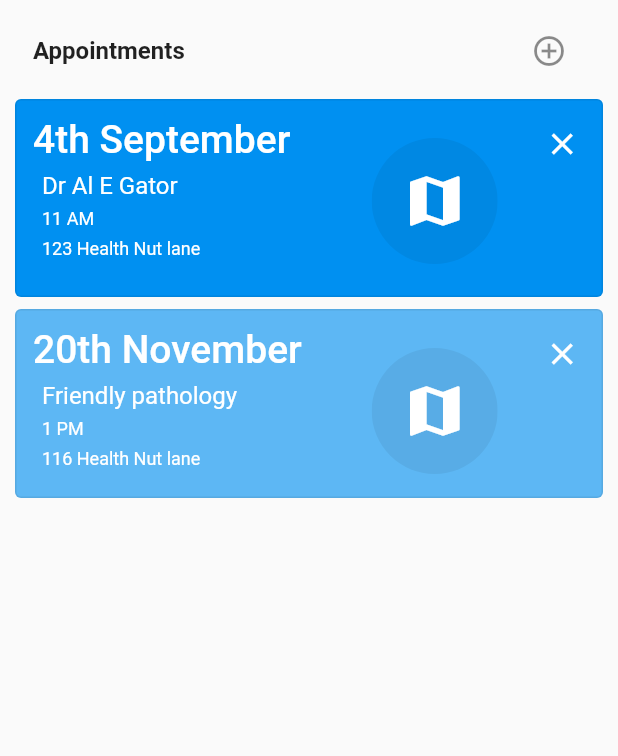
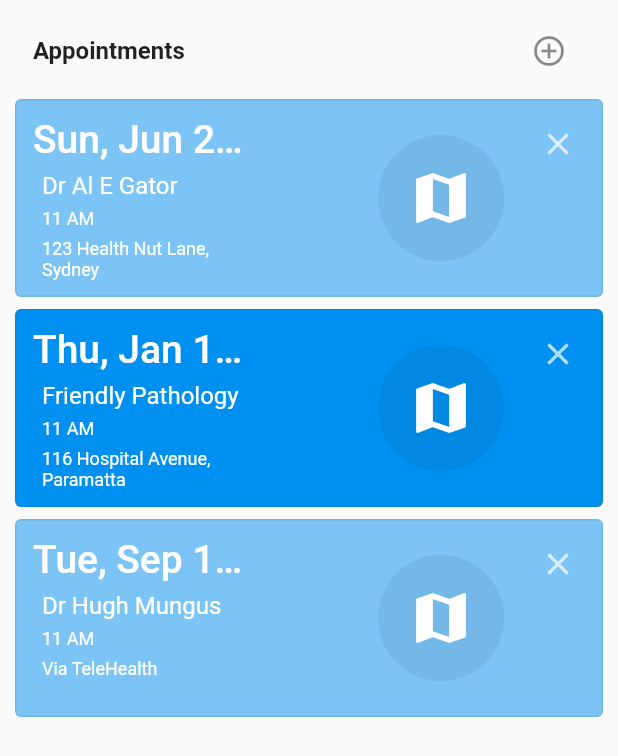
Before and after one commit to medicamina/ui, a Flutter app: the MedicaminaDashAppointmentWidget screen opened directly, on a phone screen of 412 x 824 dp. Shown: the top 756 px of the screen. Run offline on Flutter 3.47's test engine with Material 2 defaults, Android fonts, the phone set to English and light mode, and no system bars; our stand-ins replace community_material_icon, date_time_picker, firebase_core, fl_chart, flutter_modular, flutter_svg and 5 more; missing offline and left inert: booking_calendar, graphview, syncfusion_flutter_maps; accounts and stored records are empty.

Commit message:
UI update

```diff
--- a/lib/dash/appointment/next/widget.dart
+++ b/lib/dash/appointment/next/widget.dart
@@ -1,7 +1,35 @@
 import 'package:flutter/material.dart';
 import 'package:flutter_modular/flutter_modular.dart';
+import 'package:url_launcher/url_launcher.dart';
 import 'package:medicamina_ui/states.dart';
-import 'package:url_launcher/url_launcher.dart';
+import 'package:intl/intl.dart';
+
+class MedicaminaAppointment {
+  late final DateTime date;
+  late final String drName;
+  late final String address;
+  late bool newest = false;
+
+  MedicaminaAppointment(
+      {required this.date, required this.drName, required this.address});
+
+  setNewest(bool isNewest) {
+    newest = isNewest;
+  }
+
+  getNewest() {
+    return newest;
+  }
+
+  getDate() {
+    String suffix = 'th';
+    final int digit = date.day % 10;
+    if ((digit > 0 && digit < 4) && (date.day < 11 || date.day > 13)) {
+      suffix = <String>['st', 'nd', 'rd'][digit - 1];
+    }
+    return DateFormat("E, MMM d'$suffix' yyyy").format(date);
+  }
+}
 
 class MedicaminaDashAppointmentNextWidget extends StatefulWidget {
   const MedicaminaDashAppointmentNextWidget({Key? key}) : super(key: key);
@@ -13,8 +41,35 @@ class MedicaminaDashAppointmentNextWidget extends StatefulWidget {
 
 class _MedicaminaDashAppointmentNextWidgetState
     extends State<MedicaminaDashAppointmentNextWidget> {
+  List<MedicaminaAppointment> appointments = [
+    MedicaminaAppointment(
+        date: DateTime(2022, 6, 26, 10, 30, 0, 0, 0),
+        drName: 'Dr Al E Gator',
+        address: '123 Health Nut Lane, Sydney'),
+    MedicaminaAppointment(
+        date: DateTime(2021, 1, 14, 16, 15, 0, 0, 0),
+        drName: 'Friendly Pathology',
+        address: '116 Hospital Avenue, Paramatta'),
+    MedicaminaAppointment(
+        date: DateTime(2023, 9, 12, 11, 45, 0, 0, 0),
+        drName: 'Dr Hugh Mungus',
+        address: 'Via TeleHealth'),
+  ];
+
   @override
   Widget build(BuildContext context) {
+    if (appointments.isNotEmpty) {
+      MedicaminaAppointment element =
+          MedicaminaAppointment(address: '1', date: DateTime(3000), drName: '');
+      for (var i in appointments) {
+        var isNewer = i.date.compareTo(element.date);
+        if (isNewer <= -1) {
+          element = i;
+        }
+      }
+      appointments[appointments.indexOf(element)].setNewest(true);
+    }
+
     return Column(
       children: [
         ListTile(
@@ -55,14 +110,29 @@ class _MedicaminaDashAppointmentNextWidgetState
             ],
           ),
         ),
-        SizedBox(
+        for (var i in appointments) _MedicaminaDashAppointmentWidget(i)
+      ],
+    );
+  }
+}
+
+class _MedicaminaDashAppointmentWidget extends StatelessWidget {
+  MedicaminaAppointment _MedicaminaAppointment;
+
+  _MedicaminaDashAppointmentWidget(this._MedicaminaAppointment);
+
+  @override
+  Widget build(BuildContext context) {
+    return SizedBox(
       height: MediaQuery.of(context).size.width >= 500
           ? 128
           : MediaQuery.of(context).size.width >= 300
               ? 140
               : 160,
       child: Card(
-            color: Theme.of(context).colorScheme.primary,
+        color: _MedicaminaAppointment.getNewest()
+            ? Theme.of(context).colorScheme.primary
+            : Theme.of(context).colorScheme.primary.withAlpha(130),
         shape: RoundedRectangleBorder(
           side: BorderSide(
             color: Theme.of(context).colorScheme.onSurface.withAlpha(20),
@@ -76,7 +146,6 @@ class _MedicaminaDashAppointmentNextWidgetState
             crossAxisAlignment: CrossAxisAlignment.start,
             children: [
               Expanded(
-                    flex: 10,
                 child: Column(
                   crossAxisAlignment: CrossAxisAlignment.start,
                   mainAxisAlignment: MainAxisAlignment.start,
@@ -84,7 +153,7 @@ class _MedicaminaDashAppointmentNextWidgetState
                     Padding(
                       padding: const EdgeInsets.all(6),
                       child: Text(
-                            '4th September',
+                        _MedicaminaAppointment.getDate(),
                         overflow: TextOverflow.ellipsis,
                         style: Theme.of(context)
                             .textTheme
@@ -95,7 +164,7 @@ class _MedicaminaDashAppointmentNextWidgetState
                     Padding(
                       padding: const EdgeInsets.only(left: 12),
                       child: Text(
-                            'Dr Al E Gator',
+                        _MedicaminaAppointment.drName,
                         style: Theme.of(context)
                             .textTheme
                             .bodySmall
@@ -115,7 +184,7 @@ class _MedicaminaDashAppointmentNextWidgetState
                     Padding(
                       padding: const EdgeInsets.only(left: 12, top: 6),
                       child: Text(
-                            '123 Health Nut lane',
+                        _MedicaminaAppointment.address,
                         style: Theme.of(context)
                             .textTheme
                             .bodySmall
@@ -126,31 +195,23 @@ class _MedicaminaDashAppointmentNextWidgetState
                 ),
               ),
               Expanded(
-                    flex: 6,
                 child: Column(
                   crossAxisAlignment: CrossAxisAlignment.end,
+                  mainAxisAlignment: MainAxisAlignment.center,
                   children: [
-                        Container(
-                          margin: EdgeInsets.only(
-                              top: MediaQuery.of(context).size.width >= 500
-                                  ? 8
-                                  : MediaQuery.of(context).size.width >= 300
-                                      ? 20
-                                      : 44,
-                              right: MediaQuery.of(context).size.width >= 300
-                                  ? 22
-                                  : 2),
+                    Tooltip(
+                      verticalOffset: 34,
+                      message: 'Get directions',
                       child: SizedBox.fromSize(
                         size: const Size(84, 84),
                         child: ClipOval(
                           child: Material(
-                                color:
-                                    Theme.of(context).hoverColor.withAlpha(15),
+                            color: Theme.of(context).hoverColor.withAlpha(15),
                             child: InkWell(
                               radius: 84,
                               onTap: () async {
                                 String address = Uri.encodeComponent(
-                                        '123 Health Nut Lane, Sydney');
+                                    _MedicaminaAppointment.address);
                                 var googleUrl = Uri(
                                     scheme: 'https',
                                     host: 'www.google.com',
@@ -179,166 +240,30 @@ class _MedicaminaDashAppointmentNextWidgetState
                   ],
                 ),
               ),
-                  Expanded(
-                    flex: 2,
-                    child: Column(
-                      crossAxisAlignment: CrossAxisAlignment.end,
+              SizedBox(
+                width: 12,
+              ),
+              Column(
+                children: [
+                  Row(
+                    mainAxisAlignment: MainAxisAlignment.end,
                     children: [
                       IconButton(
+                        tooltip: 'Cancel',
                         icon: const Icon(
                           Icons.close,
-                            color: Colors.white,
+                          color: Colors.white70,
                         ),
                         onPressed: () {},
                       ),
                     ],
                   ),
+                ],
               ),
             ],
           ),
         ),
       ),
-        ),
-        SizedBox(
-          height: MediaQuery.of(context).size.width >= 500
-              ? 128
-              : MediaQuery.of(context).size.width >= 300
-                  ? 134
-                  : 160,
-          child: Card(
-            color: Theme.of(context).colorScheme.primary.withAlpha(160),
-            shape: RoundedRectangleBorder(
-              side: BorderSide(
-                color: Theme.of(context).colorScheme.onSurface.withAlpha(20),
-              ),
-              borderRadius: const BorderRadius.all(Radius.circular(4)),
-            ),
-            elevation: 0,
-            child: InkWell(
-              // ????????????? SHOULD THE CARD BE AN INKWELL TO CANCEL THE APPOINTMENT?
-              child: Padding(
-                padding: const EdgeInsets.all(6),
-                child: Row(
-                  crossAxisAlignment: CrossAxisAlignment.start,
-                  children: [
-                    Expanded(
-                      flex: 10,
-                      child: Column(
-                        crossAxisAlignment: CrossAxisAlignment.start,
-                        mainAxisAlignment: MainAxisAlignment.start,
-                        children: [
-                          Padding(
-                            padding: const EdgeInsets.all(6),
-                            child: Text(
-                              '20th November',
-                              overflow: TextOverflow.ellipsis,
-                              style: Theme.of(context)
-                                  .textTheme
-                                  .titleLarge
-                                  ?.copyWith(fontSize: 26, color: Colors.white),
-                            ),
-                          ),
-                          Padding(
-                            padding: const EdgeInsets.only(left: 12),
-                            child: Text(
-                              'Friendly pathology',
-                              overflow: TextOverflow.ellipsis,
-                              style: Theme.of(context)
-                                  .textTheme
-                                  .bodySmall
-                                  ?.copyWith(fontSize: 16, color: Colors.white),
-                            ),
-                          ),
-                          Padding(
-                            padding: const EdgeInsets.only(left: 12, top: 6),
-                            child: Text(
-                              '1 PM',
-                              style: Theme.of(context)
-                                  .textTheme
-                                  .bodySmall
-                                  ?.copyWith(fontSize: 12, color: Colors.white),
-                            ),
-                          ),
-                          Padding(
-                            padding: const EdgeInsets.only(left: 12, top: 6),
-                            child: Text(
-                              '116 Health Nut lane',
-                              overflow: TextOverflow.ellipsis,
-                              style: Theme.of(context)
-                                  .textTheme
-                                  .bodySmall
-                                  ?.copyWith(fontSize: 12, color: Colors.white),
-                            ),
-                          ),
-                        ],
-                      ),
-                    ),
-                    Expanded(
-                      flex: 6,
-                      child: Column(
-                        crossAxisAlignment: CrossAxisAlignment.end,
-                        children: [
-                          Container(
-                            margin: EdgeInsets.only(
-                                top: MediaQuery.of(context).size.width >= 500
-                                    ? 8
-                                    : MediaQuery.of(context).size.width >= 300
-                                        ? 20
-                                        : 44,
-                                right: MediaQuery.of(context).size.width >= 300
-                                    ? 22
-                                    : 2),
-                            child: SizedBox.fromSize(
-                              size: const Size(84, 84),
-                              child: ClipOval(
-                                child: Material(
-                                  color: Theme.of(context)
-                                      .hoverColor
-                                      .withAlpha(15),
-                                  child: InkWell(
-                                    radius: 84,
-                                    onTap: () {},
-                                    child: const Column(
-                                      mainAxisAlignment:
-                                          MainAxisAlignment.center,
-                                      children: [
-                                        Icon(
-                                          Icons.map,
-                                          size: 44,
-                                          color: Colors.white,
-                                        ),
-                                      ],
-                                    ),
-                                  ),
-                                ),
-                              ),
-                            ),
-                          ),
-                        ],
-                      ),
-                    ),
-                    Expanded(
-                      flex: 2,
-                      child: Column(
-                        crossAxisAlignment: CrossAxisAlignment.end,
-                        children: [
-                          IconButton(
-                            icon: const Icon(
-                              Icons.close,
-                              color: Colors.white,
-                            ),
-                            onPressed: () {},
-                          ),
-                        ],
-                      ),
-                    ),
-                  ],
-                ),
-              ),
-            ),
-          ),
-        ),
-      ],
     );
   }
 }
--- a/lib/dash/settings/widget.dart
+++ b/lib/dash/settings/widget.dart
@@ -8,9 +8,9 @@ class MedicaminaDashSettingsWidget extends StatelessWidget {
 
   @override
   Widget build(BuildContext context) {
-    if (Modular.args.uri.toString() == '/dash/settings/') {
-      Modular.to.navigate('/dash/settings/account');
-    }
+    // if (Modular.args.uri.toString() == '/dash/settings/') {
+    //   Modular.to.navigate('/dash/settings/account');
+    // }
     if (1000 > MediaQuery.of(context).size.width) {
       return const MedicaminaDashSettingsMobileWidget();
     }
--- a/pubspec.yaml
+++ b/pubspec.yaml
@@ -33,6 +33,7 @@ dependencies:
   booking_calendar: ^1.1.9
   mockito: ^5.4.4
   universal_io: ^2.2.2
+  intl:
 
 dev_dependencies:
   flutter_test:
```
Also changed, not shown: lib/dash/settings/module.dart (+18 -10 lines). Lines whose indentation alone changed are shown as unchanged.
